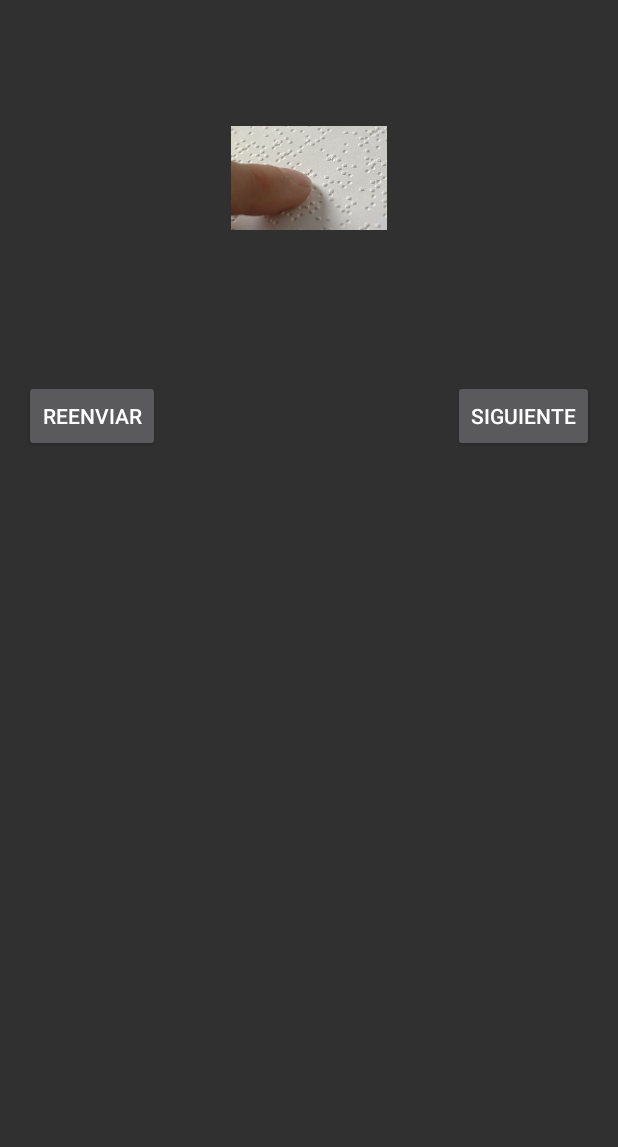
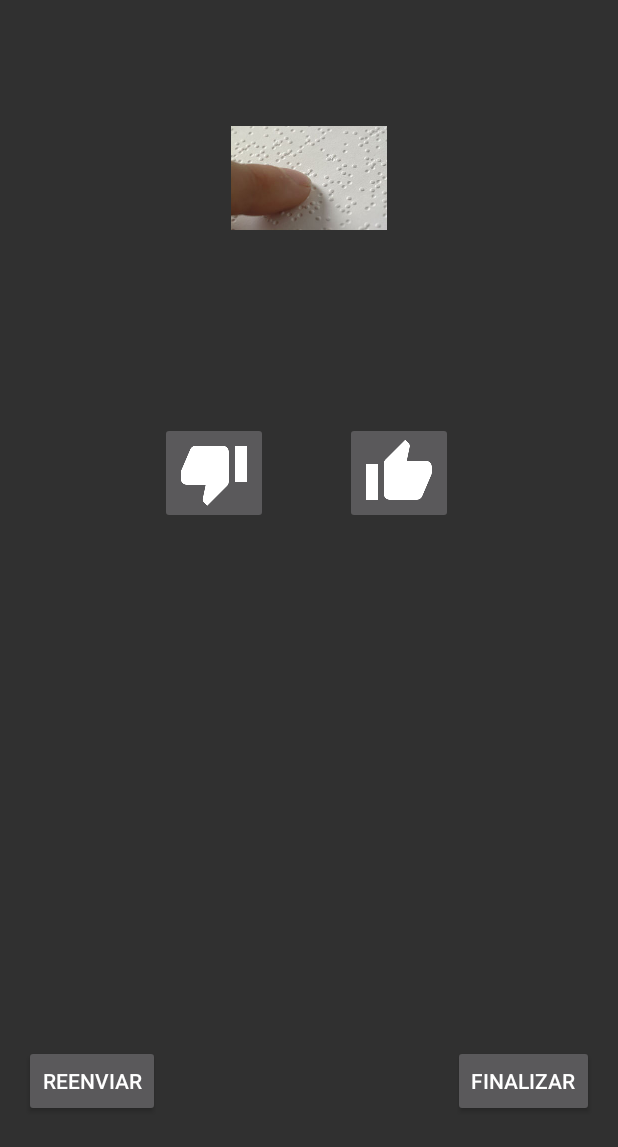
Before and after one commit to martintama/louis-app, an Android app: the ExerciseActivity screen opened directly, with no data from a screen before it, after a tap on "COMENZAR", on a phone screen of 412 x 824 dp. Shown: the top 1147 px of the screen. Run offline under Robolectric (Android 15) with nearby library versions, the phone set to English and light mode, and no system bars; 9 statements that could not run were skipped.

Commit message:
Added thumbs up and down buttons, and loaded result activity after finish activity

```diff
--- a/app/build.gradle
+++ b/app/build.gradle
@@ -21,7 +21,6 @@ android {
 
 dependencies {
     compile fileTree(include: ['*.jar'], dir: 'libs')
-    compile "org.apache.httpcomponents:httpmime:4.2.3"
     compile 'com.j256.ormlite:ormlite-core:4.48'
     compile 'com.j256.ormlite:ormlite-android:4.48'
     compile 'com.android.support:appcompat-v7:22.2.1'
--- a/app/src/main/java/com/inclutec/louis/ui/fragments/ExerciseFragment.java
+++ b/app/src/main/java/com/inclutec/louis/ui/fragments/ExerciseFragment.java
@@ -31,6 +31,10 @@ public class ExerciseFragment extends Fragment {
     private String lastChar;
 
     private View inflatedView;
+
+    private int counterHit = 0;
+    private int counterMiss = 0;
+    private int seconds = 0;
 
 
     public ExerciseFragment() {
@@ -85,9 +89,11 @@ public class ExerciseFragment extends Fragment {
             @Override
             public void onClick(View v) {
                 switch (v.getId()){
-                    case R.id.btnNext:
+                    case R.id.btnFinish:
 
-                        loadNextChar();
+                        if (mListener != null){
+                            mListener.onExerciseFinish(selectedType, counterHit, counterMiss, seconds);
+                        }
                         break;
                     case R.id.btnResend:
 
@@ -95,16 +101,25 @@ public class ExerciseFragment extends Fragment {
                         LouisDeviceMock mock = new LouisDeviceMock();
                         mock.setContext(getActivity());
                         mock.write(lastChar);
+                        break;
+                    case R.id.btnThumbsUp:
+                        counterHit += 1;
+                        loadNextChar();
+                        break;
 
-
+                    case R.id.btnThumbsDown:
+                        counterMiss += 1;
+                        loadNextChar();
                         break;
 
                 }
             }
         };
 
-        container.findViewById(R.id.btnNext).setOnClickListener(buttonClickListener);
+        container.findViewById(R.id.btnFinish).setOnClickListener(buttonClickListener);
         container.findViewById(R.id.btnResend).setOnClickListener(buttonClickListener);
+        container.findViewById(R.id.btnThumbsUp).setOnClickListener(buttonClickListener);
+        container.findViewById(R.id.btnThumbsDown).setOnClickListener(buttonClickListener);
 
     }
 
@@ -120,7 +135,7 @@ public class ExerciseFragment extends Fragment {
         //If we have reached the finish
         if (nextChar == "\n"){
             if (mListener != null){
-                mListener.onExerciseFinish(selectedType);
+                mListener.onExerciseFinish(selectedType, counterHit, counterMiss, seconds);
             }
         }else {
             setBrailleCharImage(nextChar);
@@ -145,6 +160,6 @@ public class ExerciseFragment extends Fragment {
     public interface OnFragmentInteractionListener {
 
         // TODO: Update argument type and name
-        void onExerciseFinish(ExerciseType type);
+        void onExerciseFinish(ExerciseType type, int counterHit, int counterMiss, int seconds);
     }
 }
--- a/app/src/main/res/layout/fragment_exercise.xml
+++ b/app/src/main/res/layout/fragment_exercise.xml
@@ -51,17 +51,37 @@
         android:text="Reenviar"
         android:id="@+id/btnResend"
 
-        android:layout_below="@+id/linearLayoutBraille"
+        android:layout_marginBottom="63dp"
+        android:layout_alignParentBottom="true"
         android:layout_alignParentLeft="true"
         android:layout_alignParentStart="true" />
 
     <Button
         android:layout_width="wrap_content"
         android:layout_height="wrap_content"
-        android:text="Siguiente"
-        android:id="@+id/btnNext"
+        android:text="Finalizar"
+        android:id="@+id/btnFinish"
+        android:layout_alignTop="@+id/btnResend"
+        android:layout_alignRight="@+id/linearLayoutBraille"
+        android:layout_alignEnd="@+id/linearLayoutBraille"
+        android:longClickable="true" />
+
+    <ImageButton
+        android:layout_width="wrap_content"
+        android:layout_height="wrap_content"
+        android:id="@+id/btnThumbsDown"
+        android:src="@drawable/ic_thumb_down_white_48dp"
+        android:layout_alignTop="@+id/btnThumbsUp"
+        android:layout_toRightOf="@+id/btnResend"
+        android:layout_toEndOf="@+id/btnResend" />
+
+    <ImageButton
+        android:layout_width="wrap_content"
+        android:layout_height="wrap_content"
+        android:id="@+id/btnThumbsUp"
+        android:src="@drawable/ic_thumb_up_white_48dp"
         android:layout_below="@+id/linearLayoutBraille"
-        android:layout_alignTop="@+id/btnResend"
-        android:layout_alignParentRight="true"
-        android:layout_alignParentEnd="true" />
+        android:layout_toLeftOf="@+id/btnFinish"
+        android:layout_toStartOf="@+id/btnFinish"
+        android:layout_marginTop="28dp" />
 </RelativeLayout>
```
Also changed, not shown: app/src/main/java/com/inclutec/louis/db/SQLiteHelper.java (+8 -88 lines), app/src/main/java/com/inclutec/louis/db/models/StatAprestamiento.java (deleted, +0 -10 lines), app/src/main/java/com/inclutec/louis/db/models/Statistic.java (added, +14 -0 lines), app/src/main/java/com/inclutec/louis/ui/ExerciseActivity.java (+11 -1 lines), app/src/main/java/com/inclutec/louis/ui/fragments/ExerciseResultFragment.java (+35 -1 lines), app/src/main/res/drawable-hdpi/ic_skip_next_white_48dp.png (added), app/src/main/res/drawable-mdpi/ic_skip_next_white_48dp.png (added), app/src/main/res/drawable-xhdpi/ic_skip_next_white_48dp.png (added), app/src/main/res/drawable-xxhdpi/ic_skip_next_white_48dp.png (added), app/src/main/res/drawable-xxxhdpi/ic_skip_next_white_48dp.png (added), 1 other file.
